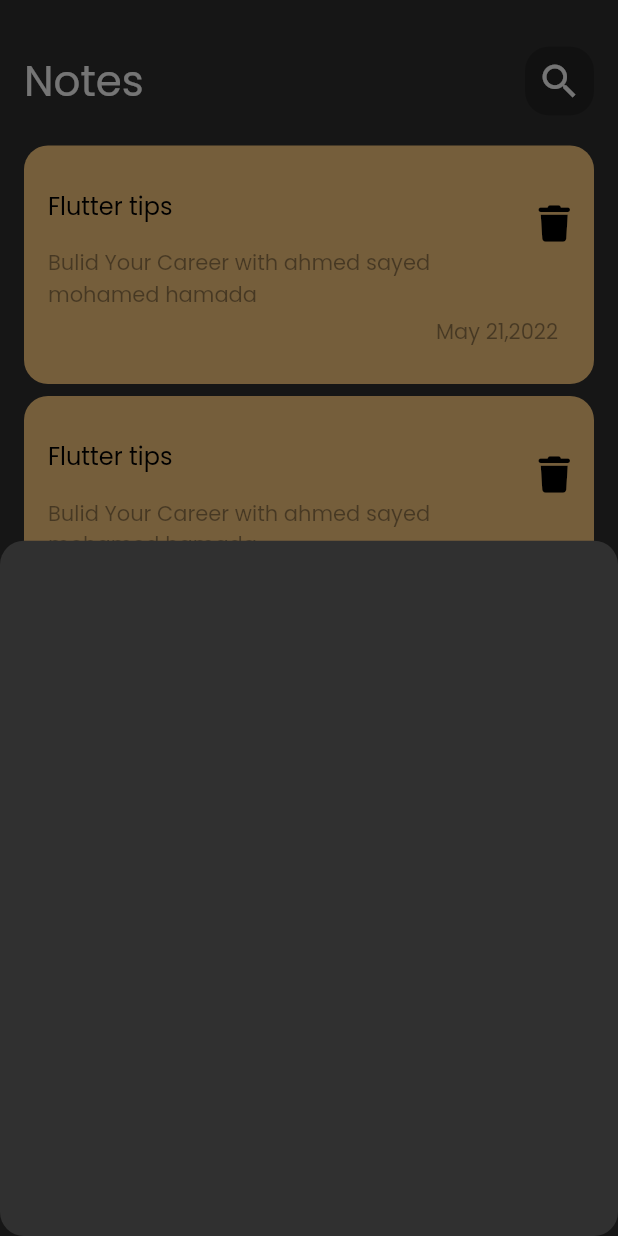
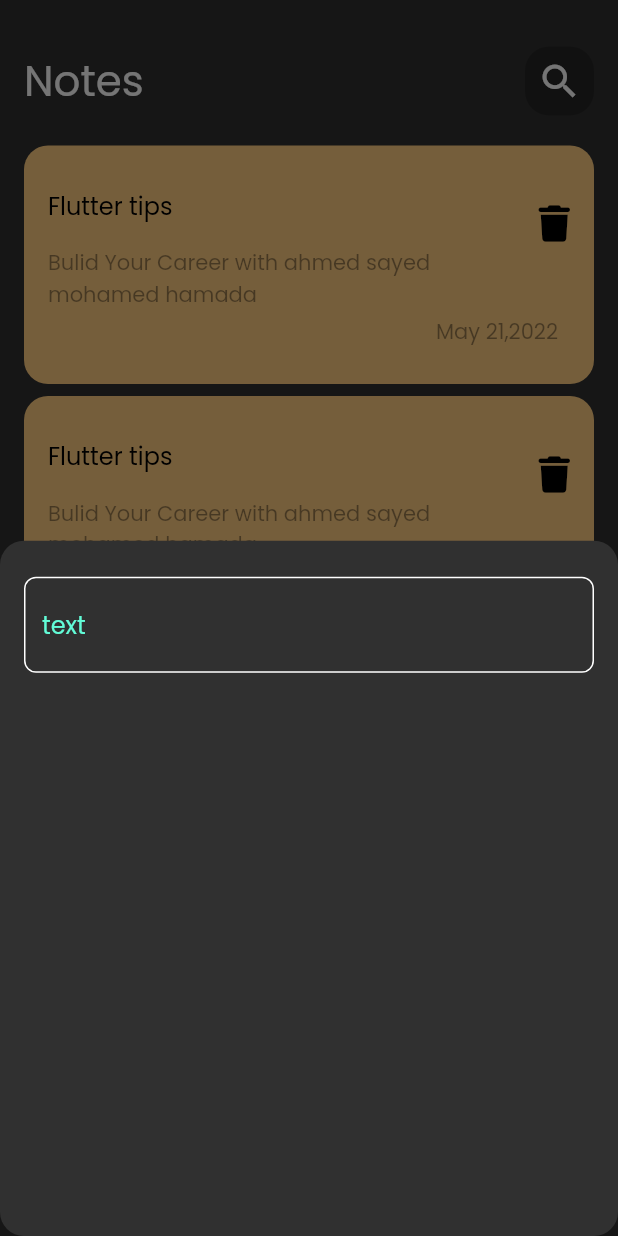
Before and after one commit to AhmedHamada83/notes_app, a Flutter app: the screen it shows after launch, after a tap on the "add" icon, on a phone screen of 412 x 824 dp. Run offline on Flutter 3.47's test engine with Material 2 defaults, Android fonts, the phone set to English and light mode, and no system bars; our stand-ins replace font_awesome_flutter.

Commit message:
creat custom text filed

```diff
--- /dev/null
+++ b/lib/constants.dart
@@ -0,0 +1,3 @@
+import 'package:flutter/material.dart';
+
+const KpimaryColor=Color(0xff62FCD7);
--- a/lib/views/notes_view.dart
+++ b/lib/views/notes_view.dart
@@ -1,4 +1,5 @@
 import 'package:flutter/material.dart';
+import 'widgets/CustomTextFiled.dart';
 import 'widgets/Notes_view.dart';
 
 class NotesView extends StatelessWidget {
@@ -11,6 +12,7 @@ class NotesView extends StatelessWidget {
         onPressed: () {
           showModalBottomSheet(
             shape: RoundedRectangleBorder(
+
               borderRadius: BorderRadius.circular(16)
             ),
                 context: context,
@@ -31,6 +33,14 @@ class AddNoteBottom extends StatelessWidget {
 
   @override
   Widget build(BuildContext context) {
-    return Container();
+    return Container(
+      child: Padding(
+        padding: const EdgeInsets.symmetric(horizontal: 16),
+        child: Column(
+        children: [
+          SizedBox(height: 24,),
+        CustomTextFiled(),
+          ],),
+      ),);
   }
 }
--- /dev/null
+++ b/lib/views/widgets/CustomTextFiled.dart
@@ -0,0 +1,30 @@
+import 'package:flutter/material.dart';
+
+import '../../constants.dart';
+
+class CustomTextFiled extends StatelessWidget {
+  const CustomTextFiled({super.key});
+
+  @override
+  Widget build(BuildContext context) {
+    return TextField(
+      cursorColor: KpimaryColor,
+      decoration: InputDecoration(
+        hintText: 'text',
+        hintStyle: TextStyle(color: KpimaryColor),
+        border: OutLine(),
+        enabledBorder: OutLine(),
+        focusedBorder: OutLine(KpimaryColor),
+        ),
+      );
+  }
+
+  OutlineInputBorder OutLine([color]) {
+    return OutlineInputBorder(
+        borderRadius: BorderRadius.circular(8),
+        borderSide: BorderSide(
+          color:color?? Colors.white,
+          )  ,
+      );
+  }
+}
```
